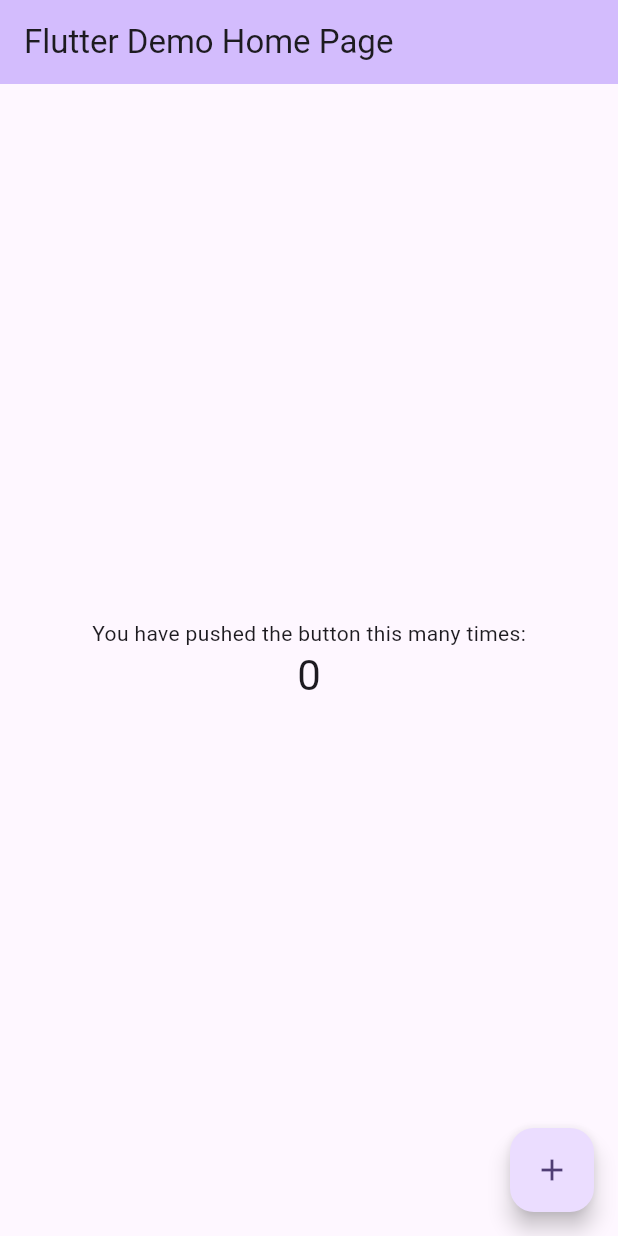
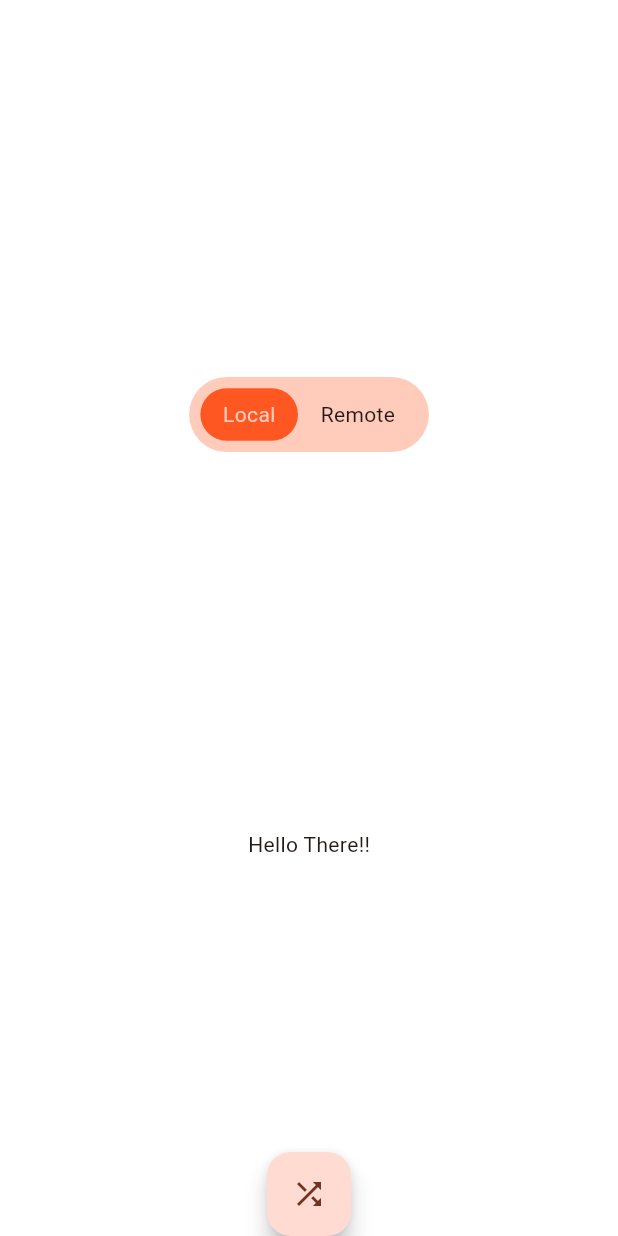
Before and after one commit to fasilajibriel/solid_software_flutter_task, a Flutter app: the screen it shows after launch, on a phone screen of 412 x 824 dp. Run offline on Flutter 3.47's test engine with Material 2 defaults, Android fonts, the phone set to English and light mode, and no system bars; our stand-ins replace dio, equatable.

Commit message:
Basic Functionality
- Local and remote color fetch

```diff
--- a/analysis_options.yaml
+++ b/analysis_options.yaml
@@ -7,7 +7,8 @@
 
 # The following line activates a set of recommended lints for Flutter apps,
 # packages, and plugins designed to encourage good coding practices.
-include: package:flutter_lints/flutter.yaml
+# include: package:flutter_lints/flutter.yaml
+include: package:solid_lints/analysis_options.yaml
 
 linter:
   # The lint rules applied to this project can be customized in the
--- /dev/null
+++ b/lib/core/models/custom_response/custom_response.dart
@@ -0,0 +1,29 @@
+/// A custom data structure representing a response from an API or service.
+class CustomResponse {
+  /// A boolean indicating the success status of the response.
+  final bool success;
+
+  /// A human-readable message associated with the response (optional).
+  final String message;
+
+  /// The HTTP status code associated with the response.
+  final int statusCode;
+
+  /// Creates a new instance of [CustomResponse].
+  ///
+  /// [success] should be set to `true` if the response is considered
+  /// successful,otherwise, set it to `false`.
+  ///
+  /// [statusCode] represents the HTTP status code of the response, typically
+  /// indicating the outcome of the request (e.g., 200 for success, 404 for not
+  /// found, etc.).
+  ///
+  /// [message] is an optional parameter that allows you to provide a
+  /// human-readable description or additional information about the response.
+  /// By default, it is an empty string ('').
+  CustomResponse({
+    required this.success,
+    required this.statusCode,
+    this.message = '',
+  });
+}
--- /dev/null
+++ b/lib/core/utils/api_constants.dart
@@ -0,0 +1,20 @@
+/// A utility class that defines constants for API endpoints.
+class APIConstants {
+  /// The base URL for the API.
+  static const String baseUrl = "https://www.colr.org/json/color";
+
+  /// The endpoint for generating a random color from the API.
+  static const String random = "/random";
+
+  /// Represents a successful HTTP response with a status code of 200.
+  static const int responseSuccess = 200;
+
+  /// Represents a client-side request error with a status code of 400.
+  static const int requestError = 400;
+
+  /// Represents a client-side not found error with a status code of 404.
+  static const int notFoundError = 404;
+
+  /// Represents a local error with a status code of 410.
+  static const int localError = 410;
+}
--- /dev/null
+++ b/lib/core/utils/app_constants.dart
@@ -0,0 +1,20 @@
+/// A utility class that defines constants used throughout the application.
+class AppConstants {
+  /// The title of the application.
+  static const String appTitle = "Random App Generator";
+
+  /// The horizontal padding value used for switches.
+  static const double switchHorizontalPadding = 7.5;
+
+  /// The vertical padding value used for switches.
+  static const double switchVerticalPadding = 7.5;
+
+  /// The horizontal padding value used for pill-shaped elements.
+  static const double pillHorizontalPadding = 15.0;
+
+  /// The vertical padding value used for pill-shaped elements.
+  static const double pillVerticalPadding = 7.5;
+
+  /// The Border radius value used for pill-shaped elements.
+  static const double pillSwitchBorderRadius = 50.0;
+}
--- /dev/null
+++ b/lib/core/utils/theme_constants.dart
@@ -0,0 +1,10 @@
+import 'package:flutter/material.dart';
+
+/// A utility class that defines theme-related constants for the application.
+class ThemeConstants {
+  /// The primary color used in the application's theme.
+  static const Color primaryColor = Colors.deepOrange;
+
+  /// The secondary color used in the application's theme.
+  static final Color secondaryColor = Colors.deepOrange[100] ?? Colors.deepOrange;
+}
--- /dev/null
+++ b/lib/features/generate_random_color/models/random_color_model/color.dart
@@ -0,0 +1,45 @@
+import 'dart:convert';
+
+import 'package:equatable/equatable.dart';
+
+class Color extends Equatable {
+  final int? timestamp;
+  final String? hex;
+
+  const Color({this.timestamp, this.hex});
+
+  factory Color.fromMap(Map<String, dynamic> data) => Color(
+        timestamp: data['timestamp'] as int?,
+        hex: data['hex'] as String?,
+      );
+
+  Map<String, dynamic> toMap() => {
+        'timestamp': timestamp,
+        'hex': hex,
+      };
+
+  /// `dart:convert`
+  ///
+  /// Parses the string and returns the resulting Json object as [Color].
+  factory Color.fromJson(String data) {
+    return Color.fromMap(json.decode(data) as Map<String, dynamic>);
+  }
+
+  /// `dart:convert`
+  ///
+  /// Converts [Color] to a JSON string.
+  String toJson() => json.encode(toMap());
+
+  Color copyWith({
+    int? timestamp,
+    String? hex,
+  }) {
+    return Color(
+      timestamp: timestamp ?? this.timestamp,
+      hex: hex ?? this.hex,
+    );
+  }
+
+  @override
+  List<Object?> get props => [timestamp, hex];
+}
--- /dev/null
+++ b/lib/features/generate_random_color/models/random_color_model/random_color_model.dart
@@ -0,0 +1,65 @@
+import 'dart:convert';
+
+import 'package:equatable/equatable.dart';
+
+import 'package:solid_software_flutter_task/features/generate_random_color/models/random_color_model/color.dart';
+
+/// A data model representing a random color response.
+class RandomColorModel extends Equatable {
+  /// The generated color.
+  final Color? color;
+
+  /// A boolean indicating the success status of the response.
+  final bool? success;
+
+  @override
+  List<Object?> get props {
+    return [
+      color,
+      success,
+    ];
+  }
+
+  /// Creates a new instance of [RandomColorModel].
+  ///
+  /// [color] represents the generated color (nullable).
+  /// [success] should be set to `true` if the response is considered
+  /// successful, otherwise, set it to `false` (nullable).
+  const RandomColorModel({
+    this.color,
+    this.success,
+  });
+
+  /// Factory constructor to create a [RandomColorModel] from a map.
+  factory RandomColorModel.fromMap(Map<String, dynamic> data) {
+    return RandomColorModel(
+      color: Color.fromMap(data['colors'][0] as Map<String, dynamic>),
+      success: data['success'] as bool?,
+    );
+  }
+
+  /// Factory constructor to create a [RandomColorModel] from a JSON string.
+  factory RandomColorModel.fromJson(String data) {
+    return RandomColorModel.fromMap(json.decode(data) as Map<String, dynamic>);
+  }
+
+  /// Converts the [RandomColorModel] to a map.
+  Map<String, dynamic> toMap() => {
+        'colors': color?.toMap(),
+        'success': success,
+      };
+
+  /// Converts the [RandomColorModel] to a JSON string.
+  String toJson() => json.encode(toMap());
+
+  /// Creates a copy of [RandomColorModel] with optional parameter changes.
+  RandomColorModel copyWith({
+    Color? color,
+    bool? success,
+  }) {
+    return RandomColorModel(
+      color: color ?? this.color,
+      success: success ?? this.success,
+    );
+  }
+}
--- /dev/null
+++ b/lib/features/generate_random_color/providers/random_color_provider.dart
@@ -0,0 +1,11 @@
+import 'package:flutter/material.dart';
+import 'package:solid_software_flutter_task/features/generate_random_color/models/random_color_model/random_color_model.dart';
+
+class RandomColorProvider with ChangeNotifier {
+  RandomColorModel? _randomColor;
+  RandomColorModel? get getRandomColor => _randomColor;
+  set setRandomColor(RandomColorModel value) {
+    _randomColor = value;
+    notifyListeners();
+  }
+}
--- /dev/null
+++ b/lib/features/generate_random_color/services/remote_services.dart
@@ -0,0 +1,58 @@
+import 'package:dio/dio.dart';
+import 'package:solid_software_flutter_task/core/models/custom_response/custom_response.dart';
+import 'package:solid_software_flutter_task/core/utils/api_constants.dart';
+import 'package:solid_software_flutter_task/features/generate_random_color/models/random_color_model/random_color_model.dart';
+import 'package:solid_software_flutter_task/features/generate_random_color/providers/random_color_provider.dart';
+
+/// A utility class that provides methods for making remote API requests.
+class RemoteServices {
+  /// Options for configuring the Dio HTTP client.
+  static final BaseOptions baseOptions = BaseOptions(
+    baseUrl: APIConstants.baseUrl,
+    receiveDataWhenStatusError: true,
+    connectTimeout: const Duration(seconds: 30),
+    receiveTimeout: const Duration(seconds: 30),
+  );
+
+  /// The Dio HTTP client instance configured with base options.
+  static final Dio dio = Dio(baseOptions);
+
+  /// Sends a request to the API to generate a random color and updates the
+  /// [RandomColorProvider].
+  ///
+  /// [randomColorProvider]: An instance of [RandomColorProvider] to update with
+  /// the generated color.
+  ///
+  /// Returns: A [CustomResponse] indicating the result of the request.
+  static Future<CustomResponse> generateRandomColor(
+    RandomColorProvider randomColorProvider,
+  ) async {
+    try {
+      final response = await dio.get(APIConstants.random);
+
+      if (response.statusCode == APIConstants.responseSuccess) {
+        final RandomColorModel randomColorModel = RandomColorModel.fromJson(
+          response.data.toString(),
+        );
+        randomColorProvider.setRandomColor = randomColorModel;
+
+        return CustomResponse(
+          success: true,
+          statusCode: response.statusCode ?? 0,
+        );
+      } else {
+        return CustomResponse(
+          success: false,
+          statusCode: response.statusCode ?? 0,
+          message: response.statusMessage ?? "",
+        );
+      }
+    } on DioException catch (e) {
+      return CustomResponse(
+        success: false,
+        statusCode: e.response?.statusCode ?? 0,
+        message: e.toString(),
+      );
+    }
+  }
+}
--- /dev/null
+++ b/lib/features/generate_random_color/views/page/random_color_page.dart
@@ -0,0 +1,132 @@
+import 'package:flutter/material.dart';
+import 'package:provider/provider.dart';
+import 'package:solid_software_flutter_task/core/utils/app_constants.dart';
+import 'package:solid_software_flutter_task/core/utils/theme_constants.dart';
+import 'package:solid_software_flutter_task/features/generate_random_color/providers/random_color_provider.dart';
+import 'package:solid_software_flutter_task/features/generate_random_color/services/local_services.dart';
+import 'package:solid_software_flutter_task/features/generate_random_color/services/remote_services.dart';
+
+import 'package:solid_software_flutter_task/features/generate_random_color/views/widget/local_remote_pill.dart';
+
+/// A Flutter StatefulWidget for displaying a random color page.
+class RandomColorPage extends StatefulWidget {
+  /// Constructor for creating a [RandomColorPage].
+  ///
+  /// [key]: An optional key for identifying the widget.
+  const RandomColorPage({super.key});
+
+  @override
+  State<RandomColorPage> createState() => _RandomColorPageState();
+}
+
+/// The state class for the [RandomColorPage].
+class _RandomColorPageState extends State<RandomColorPage> {
+  RandomColorProvider? _randomColorProvider;
+  bool isGeneratingColor = false;
+  bool isLocal = true;
+  int whiteColor = 0xffffffff;
+
+  @override
+  Widget build(BuildContext context) {
+    _randomColorProvider = Provider.of<RandomColorProvider>(context, listen: false);
+
+    return GestureDetector(
+      onTap: isLocal ? localColorGenerator : remoteColorGenerator,
+      child: Scaffold(
+        backgroundColor: Color(whiteColor),
+        body: SafeArea(
+          child: Center(
+            child: Column(
+              mainAxisAlignment: MainAxisAlignment.spaceEvenly,
+              children: [
+                Container(
+                  padding: const EdgeInsets.symmetric(
+                    horizontal: AppConstants.switchHorizontalPadding,
+                    vertical: AppConstants.switchVerticalPadding,
+                  ),
+                  decoration: BoxDecoration(
+                    color: ThemeConstants.secondaryColor,
+                    borderRadius: BorderRadius.circular(
+                      AppConstants.pillSwitchBorderRadius,
+                    ),
+                  ),
+                  child: Row(
+                    mainAxisSize: MainAxisSize.min,
+                    children: [
+                      LocalRemotePill(
+                        value: "Local",
+                        isActive: isLocal == true,
+                        onTap: () => setState(() {
+                          isLocal = true;
+                        }),
+                      ),
+                      LocalRemotePill(
+                        value: "Remote",
+                        isActive: isLocal == false,
+                        onTap: () => setState(() {
+                          isLocal = false;
+                        }),
+                      ),
+                    ],
+                  ),
+                ),
+                const Text("Hello There!!")
+              ],
+            ),
+          ),
+        ),
+        floatingActionButton: FloatingActionButton(
+          onPressed: isLocal ? localColorGenerator : remoteColorGenerator,
+          child: isGeneratingColor
+              ? const CircularProgressIndicator()
+              : const Icon(
+                  Icons.shuffle,
+                ),
+        ),
+        floatingActionButtonLocation: FloatingActionButtonLocation.centerDocked,
+      ),
+    );
+  }
+
+  /// Generates a random local color and updates the UI.
+  void localColorGenerator() {
+    LocalServices.generateRandomColor(
+      _randomColorProvider as RandomColorProvider,
+    );
+    if (_randomColorProvider?.getRandomColor != null) {
+      final String colorValue = "0xff${_randomColorProvider?.getRandomColor?.color?.hex}";
+      setState(() {
+        whiteColor = int.parse(colorValue);
+      });
+    }
+  }
+
+  /// Generates a random remote color and updates the UI.
+  Future<void> remoteColorGenerator() async {
+    setState(() {
+      isGeneratingColor = true;
+    });
+    await RemoteServices.generateRandomColor(
+      _randomColorProvider as RandomColorProvider,
+    ).then(
+      (value) {
+        if (value.success) {
+          if (_randomColorProvider?.getRandomColor != null) {
+            final String colorValue = "0xff${_randomColorProvider?.getRandomColor?.color?.hex}";
+            setState(() {
+              whiteColor = int.parse(colorValue);
+              isGeneratingColor = false;
+            });
+          }
+        } else {
+          setState(() {
+            isGeneratingColor = false;
+          });
+          Scaffold.of(context).showBottomSheet(
+            (context) => Text(value.message),
+          );
+        }
+      },
+    );
+  }
+}
--- /dev/null
+++ b/lib/features/generate_random_color/views/widget/local_remote_pill.dart
@@ -0,0 +1,54 @@
+import 'package:flutter/material.dart';
+import 'package:solid_software_flutter_task/core/utils/app_constants.dart';
+import 'package:solid_software_flutter_task/core/utils/theme_constants.dart';
+
+/// A custom widget representing a pill-shaped button for toggling between local
+/// and remote modes.
+class LocalRemotePill extends StatelessWidget {
+  /// The text value displayed on the pill button.
+  final String value;
+
+  /// A callback function called when the pill button is tapped.
+  final VoidCallback onTap;
+
+  /// A boolean indicating whether the pill button is currently active.
+  final bool isActive;
+
+  /// Constructor for creating a [LocalRemotePill].
+  ///
+  /// [value]: The text value displayed on the pill button.
+  /// [onTap]: A callback function called when the pill button is tapped.
+  /// [isActive]: A boolean indicating whether the pill button is currently
+  /// active.
+  const LocalRemotePill({
+    required this.value,
+    required this.isActive,
+    required this.onTap,
+    super.key,
+  });
+
+  @override
+  Widget build(BuildContext context) {
+    return GestureDetector(
+      onTap: onTap,
+      child: Container(
+        padding: const EdgeInsets.symmetric(
+          horizontal: AppConstants.pillHorizontalPadding,
+          vertical: AppConstants.pillVerticalPadding,
+        ),
+        decoration: BoxDecoration(
+          color: isActive ? ThemeConstants.primaryColor : null,
+          borderRadius: BorderRadius.circular(
+            AppConstants.pillSwitchBorderRadius,
+          ),
+        ),
+        child: Text(
+          value,
+          style: TextStyle(
+            color: isActive ? ThemeConstants.secondaryColor : null,
+          ),
+        ),
+      ),
+    );
+  }
+}
--- a/lib/main.dart
+++ b/lib/main.dart
@@ -1,17 +1,36 @@
 import 'package:flutter/material.dart';
+import 'package:provider/provider.dart';
+import 'package:solid_software_flutter_task/core/utils/app_constants.dart';
+import 'package:solid_software_flutter_task/core/utils/theme_constants.dart';
+import 'package:solid_software_flutter_task/features/generate_random_color/providers/random_color_provider.dart';
+import 'package:solid_software_flutter_task/features/generate_random_color/views/page/random_color_page.dart';
 
-void main() {
-  runApp(const MyApp());
+Future<void> main() async {
+  WidgetsFlutterBinding.ensureInitialized();
+  runApp(
+    MultiProvider(
+      providers: [
+        ChangeNotifierProvider(
+          create: (BuildContext context) => RandomColorProvider(),
+        ),
+      ],
+      child: const SolidSoftwareFlutterTask(),
+    ),
+  );
 }
 
-class MyApp extends StatelessWidget {
-  const MyApp({super.key});
+class SolidSoftwareFlutterTask extends StatelessWidget {
+  /// Constructor for creating a `SolidSoftwareFlutterTask` instance.
+  ///
+  /// [key]: An optional key for identifying the instance.
+  const SolidSoftwareFlutterTask();
 
   // This widget is the root of your application.
   @override
   Widget build(BuildContext context) {
     return MaterialApp(
-      title: 'Flutter Demo',
+      debugShowCheckedModeBanner: false,
+      title: AppConstants.appTitle,
       theme: ThemeData(
         // This is the theme of your application.
         //
@@ -28,98 +47,12 @@ class MyApp extends StatelessWidget {
         //
         // This works for code too, not just values: Most code changes can be
         // tested with just a hot reload.
-        colorScheme: ColorScheme.fromSeed(seedColor: Colors.deepPurple),
+        colorScheme: ColorScheme.fromSeed(
+          seedColor: ThemeConstants.primaryColor,
+        ),
         useMaterial3: true,
       ),
-      home: const MyHomePage(title: 'Flutter Demo Home Page'),
+      home: const RandomColorPage(),
     );
   }
 }
-
-class MyHomePage extends StatefulWidget {
-  const MyHomePage({super.key, required this.title});
-
-  // This widget is the home page of your application. It is stateful, meaning
-  // that it has a State object (defined below) that contains fields that affect
-  // how it looks.
-
-  // This class is the configuration for the state. It holds the values (in this
-  // case the title) provided by the parent (in this case the App widget) and
-  // used by the build method of the State. Fields in a Widget subclass are
-  // always marked "final".
-
-  final String title;
-
-  @override
-  State<MyHomePage> createState() => _MyHomePageState();
-}
-
-class _MyHomePageState extends State<MyHomePage> {
-  int _counter = 0;
-
-  void _incrementCounter() {
-    setState(() {
-      // This call to setState tells the Flutter framework that something has
-      // changed in this State, which causes it to rerun the build method below
-      // so that the display can reflect the updated values. If we changed
-      // _counter without calling setState(), then the build method would not be
-      // called again, and so nothing would appear to happen.
-      _counter++;
-    });
-  }
-
-  @override
-  Widget build(BuildContext context) {
-    // This method is rerun every time setState is called, for instance as done
-    // by the _incrementCounter method above.
-    //
-    // The Flutter framework has been optimized to make rerunning build methods
-    // fast, so that you can just rebuild anything that needs updating rather
-    // than having to individually change instances of widgets.
-    return Scaffold(
-      appBar: AppBar(
-        // TRY THIS: Try changing the color here to a specific color (to
-        // Colors.amber, perhaps?) and trigger a hot reload to see the AppBar
-        // change color while the other colors stay the same.
-        backgroundColor: Theme.of(context).colorScheme.inversePrimary,
-        // Here we take the value from the MyHomePage object that was created by
-        // the App.build method, and use it to set our appbar title.
-        title: Text(widget.title),
-      ),
-      body: Center(
-        // Center is a layout widget. It takes a single child and positions it
-        // in the middle of the parent.
-        child: Column(
-          // Column is also a layout widget. It takes a list of children and
-          // arranges them vertically. By default, it sizes itself to fit its
-          // children horizontally, and tries to be as tall as its parent.
-          //
-          // Column has various properties to control how it sizes itself and
-          // how it positions its children. Here we use mainAxisAlignment to
-          // center the children vertically; the main axis here is the vertical
-          // axis because Columns are vertical (the cross axis would be
-          // horizontal).
-          //
-          // TRY THIS: Invoke "debug painting" (choose the "Toggle Debug Paint"
-          // action in the IDE, or press "p" in the console), to see the
-          // wireframe for each widget.
-          mainAxisAlignment: MainAxisAlignment.center,
-          children: <Widget>[
-            const Text(
-              'You have pushed the button this many times:',
-            ),
-            Text(
-              '$_counter',
-              style: Theme.of(context).textTheme.headlineMedium,
-            ),
-          ],
-        ),
-      ),
-      floatingActionButton: FloatingActionButton(
-        onPressed: _incrementCounter,
-        tooltip: 'Increment',
-        child: const Icon(Icons.add),
-      ), // This trailing comma makes auto-formatting nicer for build methods.
-    );
-  }
-}
```
Also changed, not shown: lib/features/generate_random_color/services/local_services.dart (added, +47 -0 lines), pubspec.yaml (+6 -17 lines), pubspec.lock, 1 other file.
